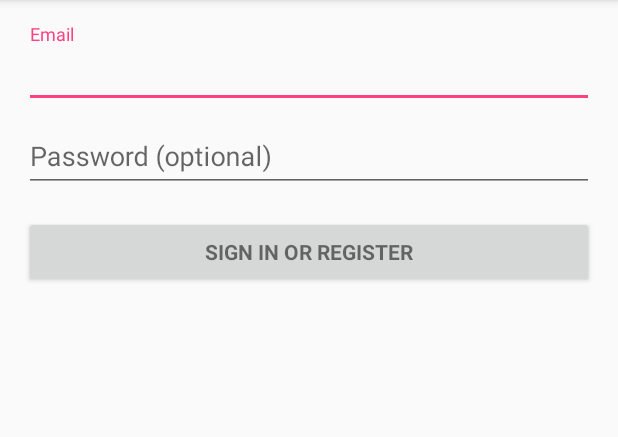
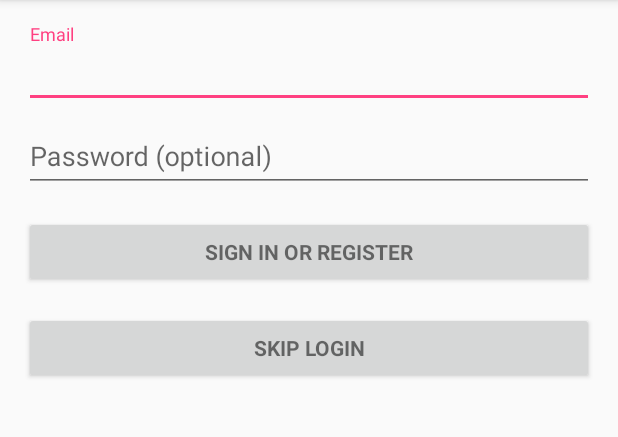
Before and after one commit to jborak/charityspotter, an Android app: the screen it shows after launch (LoginActivity), on a phone screen of 412 x 824 dp, the part 84-521 px from its top. Run offline under Robolectric (Android 15) with nearby library versions, the phone set to English and light mode, and no system bars; libraries missing offline, so code that uses them is left out: com.firebase.client; 3 statements that could not run were skipped.

Commit message:
Accessing Firebase URL to populate list items

```diff
--- a/android/CharitySpot/app/build.gradle
+++ b/android/CharitySpot/app/build.gradle
@@ -32,6 +32,6 @@ dependencies {
     compile 'com.android.support:design:23.1.0'
     compile 'com.android.support:support-v4:23.1.0'
     compile 'com.android.support:recyclerview-v7:23.1.0'
-    compile 'com.firebase:firebase-client-android:2.0.3+'
+    compile 'com.firebase:firebase-client-android:2.4.0+'
     compile 'com.clarifai:clarifai-api-java:1.2.0'
 }
--- a/android/CharitySpot/app/src/main/AndroidManifest.xml
+++ b/android/CharitySpot/app/src/main/AndroidManifest.xml
@@ -13,6 +13,7 @@
     <uses-permission android:name="android.permission.GET_ACCOUNTS" />
 
     <application
+        android:name=".CharitySpotApplication"
         android:allowBackup="true"
         android:icon="@mipmap/ic_launcher"
         android:label="@string/app_name"
--- a/android/CharitySpot/app/src/main/java/com/charityspotter/charityspot/ItemDetailFragment.java
+++ b/android/CharitySpot/app/src/main/java/com/charityspotter/charityspot/ItemDetailFragment.java
@@ -49,7 +49,7 @@ public class ItemDetailFragment extends Fragment {
             Activity activity = this.getActivity();
             CollapsingToolbarLayout appBarLayout = (CollapsingToolbarLayout) activity.findViewById(R.id.toolbar_layout);
             if (appBarLayout != null) {
-                appBarLayout.setTitle(mItem.content);
+                appBarLayout.setTitle(mItem.getUrl());
             }
         }
     }
@@ -61,7 +61,7 @@ public class ItemDetailFragment extends Fragment {
 
         // Show the dummy content as text in a TextView.
         if (mItem != null) {
-            ((TextView) rootView.findViewById(R.id.item_detail)).setText(mItem.details);
+            ((TextView) rootView.findViewById(R.id.item_detail)).setText(mItem.getUrl());
         }
 
         return rootView;
--- a/android/CharitySpot/app/src/main/java/com/charityspotter/charityspot/LoginActivity.java
+++ b/android/CharitySpot/app/src/main/java/com/charityspotter/charityspot/LoginActivity.java
@@ -3,6 +3,7 @@ package com.charityspotter.charityspot;
 import android.animation.Animator;
 import android.animation.AnimatorListenerAdapter;
 import android.annotation.TargetApi;
+import android.content.Intent;
 import android.content.pm.PackageManager;
 import android.support.annotation.NonNull;
 import android.support.design.widget.Snackbar;
@@ -61,6 +62,7 @@ public class LoginActivity extends AppCompatActivity implements LoaderCallbacks<
     private EditText mPasswordView;
     private View mProgressView;
     private View mLoginFormView;
+    private Intent goActivity;
 
     @Override
     protected void onCreate(Bundle savedInstanceState) {
@@ -87,6 +89,16 @@ public class LoginActivity extends AppCompatActivity implements LoaderCallbacks<
             @Override
             public void onClick(View view) {
                 attemptLogin();
+            }
+        });
+
+        goActivity = new Intent(this,ItemListActivity.class);
+
+        Button mSkipSignInButton = (Button) findViewById(R.id.skip_login_button);
+        mSkipSignInButton.setOnClickListener(new OnClickListener() {
+            @Override
+            public void onClick(View v) {
+                startActivity(goActivity);
             }
         });
 
--- a/android/CharitySpot/app/src/main/res/layout/activity_item_list.xml
+++ b/android/CharitySpot/app/src/main/res/layout/activity_item_list.xml
@@ -36,7 +36,7 @@
         android:layout_height="wrap_content"
         android:layout_gravity="bottom|end"
         android:layout_margin="@dimen/fab_margin"
-        android:src="@android:drawable/ic_dialog_email" />
+        android:src="@android:drawable/ic_dialog_info" />
 
 
 </android.support.design.widget.CoordinatorLayout>
--- a/android/CharitySpot/app/src/main/res/layout/activity_login.xml
+++ b/android/CharitySpot/app/src/main/res/layout/activity_login.xml
@@ -72,6 +72,14 @@
                 android:text="@string/action_sign_in"
                 android:textStyle="bold" />
 
+            <Button
+                android:id="@+id/skip_login_button"
+                style="?android:textAppearanceSmall"
+                android:layout_width="match_parent"
+                android:layout_height="wrap_content"
+                android:layout_marginTop="16dp"
+                android:text="@string/action_skip"
+                android:textStyle="bold" />
         </LinearLayout>
     </ScrollView>
 </LinearLayout>
--- a/android/CharitySpot/app/src/main/res/values/strings.xml
+++ b/android/CharitySpot/app/src/main/res/values/strings.xml
@@ -15,4 +15,5 @@
     </string>
     <string name="title_item_list">Items</string>
     <string name="title_item_detail">Item Detail</string>
+    <string name="action_skip">Skip Login</string>
 </resources>
```
Also changed, not shown: android/CharitySpot/app/src/main/java/com/charityspotter/charityspot/CharityFirebaseItem.java (added, +7 -0 lines), android/CharitySpot/app/src/main/java/com/charityspotter/charityspot/ItemListActivity.java (+61 -6 lines), android/CharitySpot/app/src/main/java/com/charityspotter/charityspot/dummy/DummyContent.java (+45 -18 lines).
